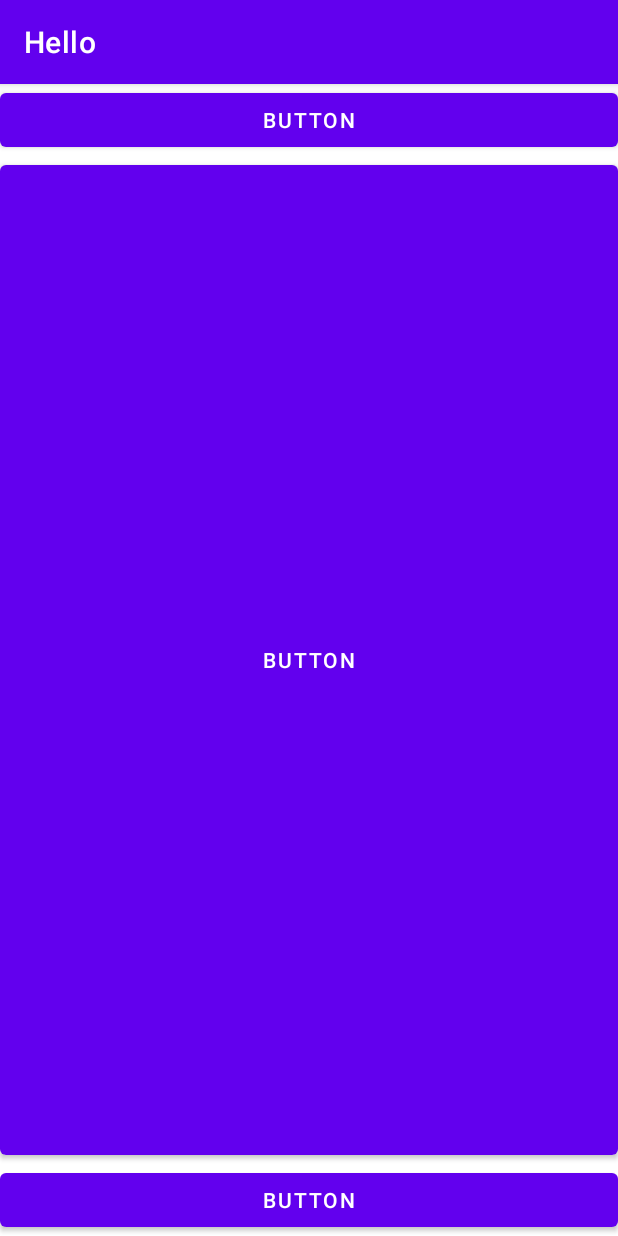
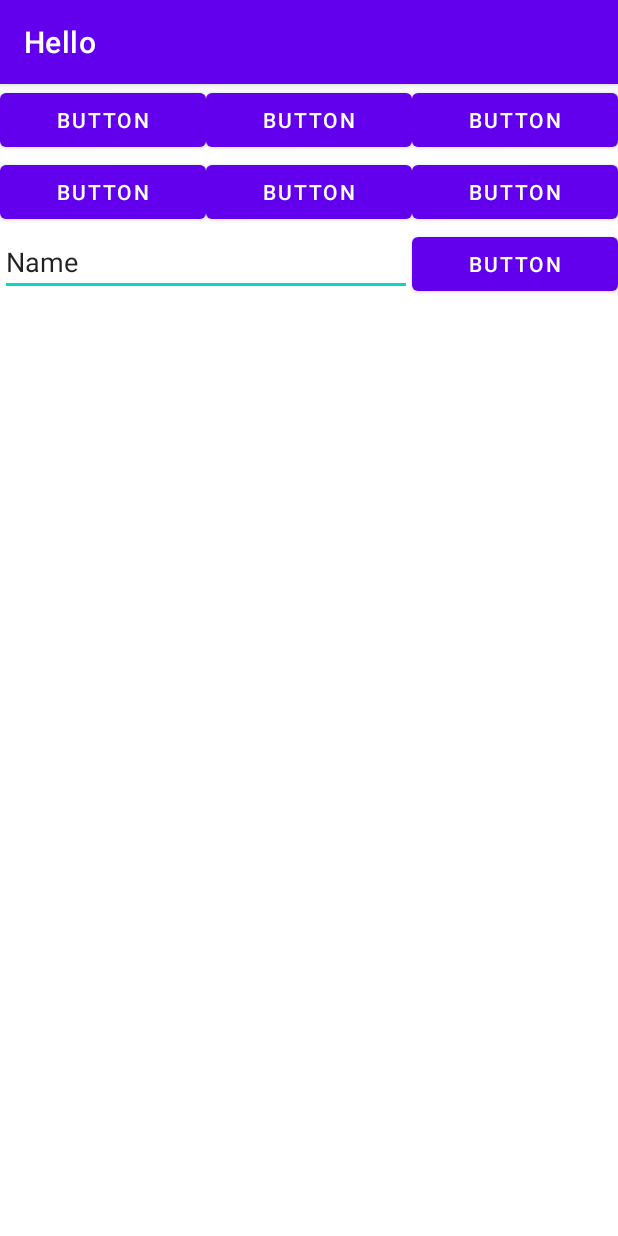
Before and after one commit to ilmntr/DoitAndroidStudio, an Android app: the screen it shows after launch (MainActivity), on a phone screen of 412 x 824 dp. Run offline under Robolectric (Android 15) with nearby library versions, the phone set to English and light mode, and no system bars.

Commit message:
delete all converted to LinearLayout added TableLayout, 3 TableRows , 7 buttons , 1 Plain Text used stretchColumns, shrinkColumns, layout_column, layout_span 141p

```diff
--- a/app/src/main/res/layout/activity_main.xml
+++ b/app/src/main/res/layout/activity_main.xml
@@ -1,5 +1,5 @@
 <?xml version="1.0" encoding="utf-8"?>
-<RelativeLayout xmlns:android="http://schemas.android.com/apk/res/android"
+<LinearLayout xmlns:android="http://schemas.android.com/apk/res/android"
     xmlns:app="http://schemas.android.com/apk/res-auto"
     xmlns:tools="http://schemas.android.com/tools"
     android:layout_width="match_parent"
@@ -7,31 +7,77 @@
     android:orientation="vertical"
     tools:context=".MainActivity" >
 
+    <TableLayout
+        android:layout_width="match_parent"
+        android:layout_height="match_parent"
+        android:stretchColumns="0,1,2">
+
+        <TableRow
+            android:layout_width="match_parent"
+            android:layout_height="match_parent">
+
             <Button
-        android:id="@+id/button4"
-        android:layout_width="match_parent"
+                android:id="@+id/button11"
+                android:layout_width="wrap_content"
                 android:layout_height="wrap_content"
-        android:layout_alignParentStart="true"
-        android:layout_alignParentTop="true"
-        android:layout_alignParentEnd="true"
-        android:layout_centerHorizontal="true"
                 android:text="Button" />
 
             <Button
-        android:id="@+id/button5"
-        android:layout_width="match_parent"
+                android:id="@+id/button12"
+                android:layout_width="wrap_content"
                 android:layout_height="wrap_content"
-        android:layout_alignParentStart="true"
-        android:layout_alignParentBottom="true"
                 android:text="Button" />
 
             <Button
-        android:id="@+id/button6"
+                android:id="@+id/button13"
+                android:layout_width="wrap_content"
+                android:layout_height="wrap_content"
+                android:text="Button" />
+
+        </TableRow>
+
+        <TableRow
             android:layout_width="match_parent"
-        android:layout_height="match_parent"
-        android:layout_above="@id/button5"
-        android:layout_below="@id/button4"
-        android:layout_alignParentStart="false"
-        android:layout_alignParentTop="false"
+            android:layout_height="match_parent">
+
+            <Button
+                android:id="@+id/button14"
+                android:layout_width="wrap_content"
+                android:layout_height="wrap_content"
                 android:text="Button" />
-</RelativeLayout>
+
+            <Button
+                android:id="@+id/button15"
+                android:layout_width="wrap_content"
+                android:layout_height="wrap_content"
+                android:text="Button" />
+
+            <Button
+                android:id="@+id/button16"
+                android:layout_width="wrap_content"
+                android:layout_height="wrap_content"
+                android:text="Button" />
+        </TableRow>
+
+        <TableRow
+            android:layout_width="match_parent"
+            android:layout_height="match_parent">
+
+            <EditText
+                android:id="@+id/editTextTextPersonName"
+                android:layout_width="wrap_content"
+                android:layout_height="wrap_content"
+                android:layout_span="2"
+                android:ems="10"
+                android:inputType="textPersonName"
+                android:text="Name" />
+
+            <Button
+                android:id="@+id/button17"
+                android:layout_width="wrap_content"
+                android:layout_height="wrap_content"
+                android:text="Button" />
+        </TableRow>
+
+    </TableLayout>
+</LinearLayout>
```
Lines whose indentation alone changed are shown as unchanged.
